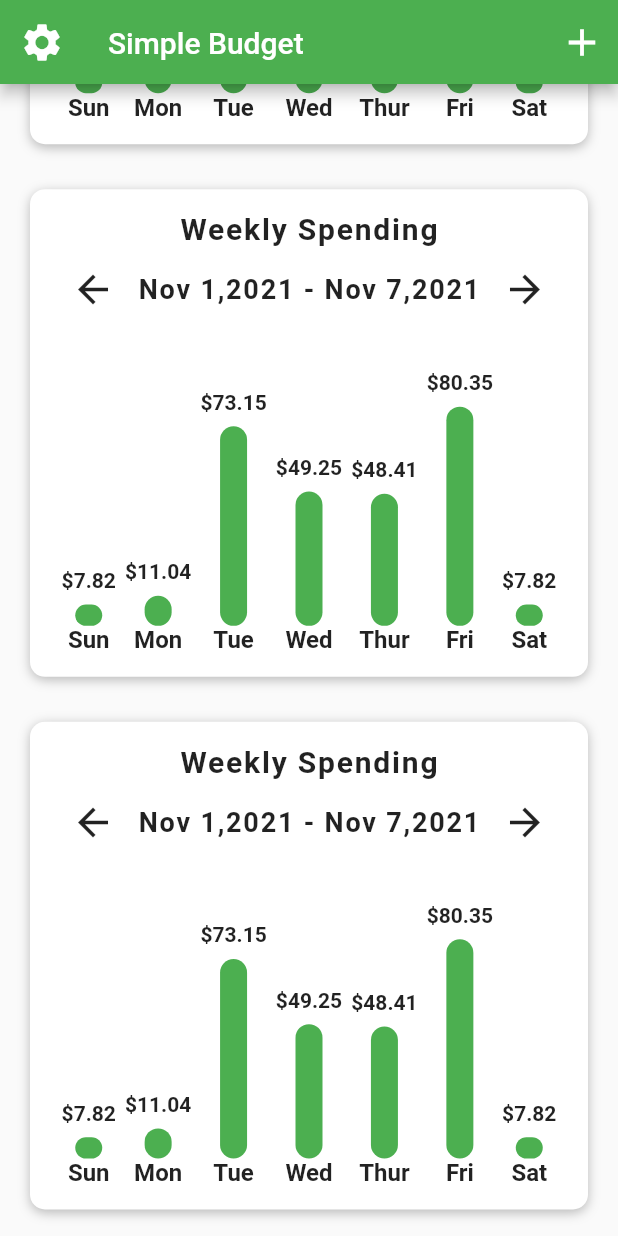
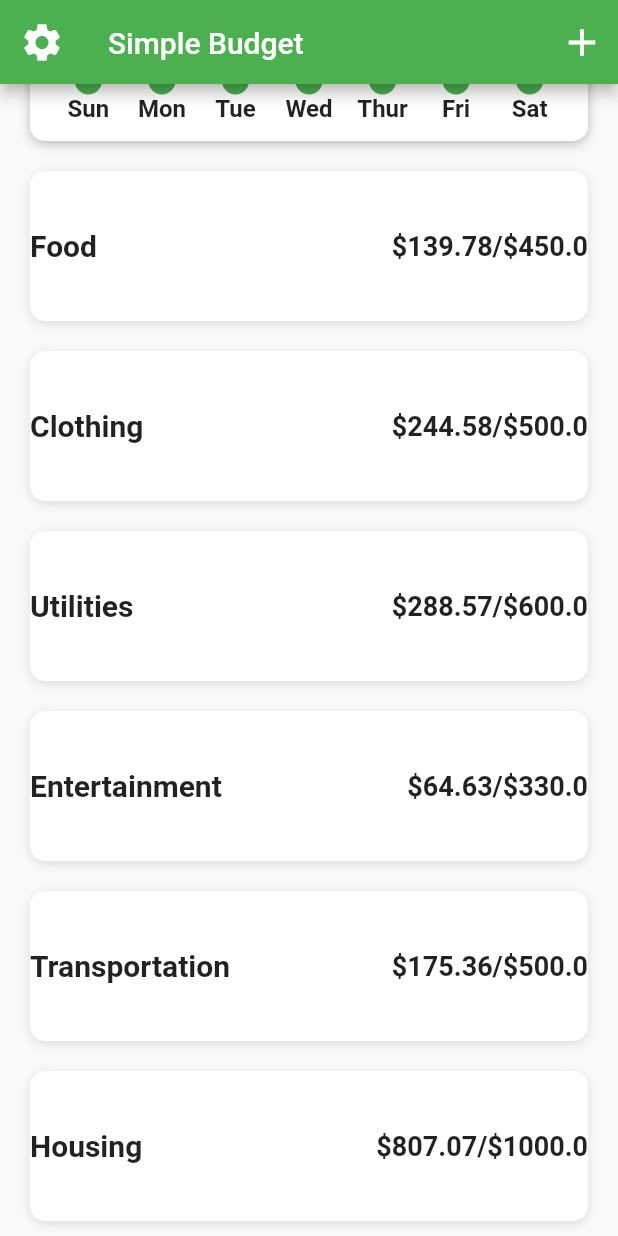
Before and after one commit to Abdulla-Khan/Budget-App-UI, a Flutter app: the screen it shows after launch, scrolled down 349 dp, on a phone screen of 412 x 824 dp. Run offline on Flutter 3.47's test engine with Material 2 defaults, Android fonts, the phone set to English and light mode, and no system bars.

Commit message:
Changes Made

```diff
--- a/lib/screens/homepage.dart
+++ b/lib/screens/homepage.dart
@@ -1,6 +1,8 @@
 // ignore_for_file: prefer_const_constructors
 
 import 'package:budget_app/data/data.dart';
+import 'package:budget_app/models/category_models.dart';
+import 'package:budget_app/models/expense_model.dart';
 import 'package:budget_app/widgets/bar_chart.dart';
 import 'package:flutter/material.dart';
 
@@ -12,6 +14,37 @@ class HomePage extends StatefulWidget {
 }
 
 class _HomePageState extends State<HomePage> {
+  _buildCategory(Category category, double totalAmount) {
+    return Container(
+      margin: EdgeInsets.symmetric(horizontal: 20, vertical: 10),
+      height: 100,
+      width: double.infinity,
+      decoration: BoxDecoration(
+        borderRadius: BorderRadius.circular(10),
+        boxShadow: [
+          BoxShadow(
+              color: Colors.black12, offset: Offset(0, 2), blurRadius: 6.0)
+        ],
+        color: Colors.white,
+      ),
+      child: Column(
+        mainAxisAlignment: MainAxisAlignment.center,
+        children: [
+          Row(mainAxisAlignment: MainAxisAlignment.spaceBetween, children: [
+            Text(
+              category.name,
+              style: TextStyle(fontSize: 20, fontWeight: FontWeight.w600),
+            ),
+            Text(
+              "\$${(category.maxAmount - totalAmount).toStringAsFixed(2)}/\$${category.maxAmount}",
+              style: TextStyle(fontSize: 18, fontWeight: FontWeight.w600),
+            )
+          ])
+        ],
+      ),
+    );
+  }
+
   @override
   Widget build(BuildContext context) {
     return Scaffold(
@@ -42,6 +75,7 @@ class _HomePageState extends State<HomePage> {
           ),
           SliverList(
             delegate: SliverChildBuilderDelegate((BuildContext context, index) {
+              if (index == 0) {
                 return Container(
                   margin: EdgeInsets.fromLTRB(20, 20, 20, 10),
                   decoration: BoxDecoration(
@@ -56,7 +90,15 @@ class _HomePageState extends State<HomePage> {
                   ),
                   child: BarChart(weeklySpending),
                 );
-            }, childCount: 9),
+              } else {
+                final Category category = categories[index - 1];
+                double totalAmount = 0;
+                category.expenses.forEach((Expense expense) {
+                  totalAmount += expense.cost;
+                });
+                return _buildCategory(category, totalAmount);
+              }
+            }, childCount: 1 + categories.length),
           ),
         ],
       ),
--- a/lib/widgets/bar_chart.dart
+++ b/lib/widgets/bar_chart.dart
@@ -12,7 +12,7 @@ class BarChart extends StatelessWidget {
       }
     });
     return Padding(
-      padding: const EdgeInsets.all(15.0),
+      padding: const EdgeInsets.all(12.0),
       child: Column(
         children: [
           const Text(
```
Lines whose indentation alone changed are shown as unchanged.
